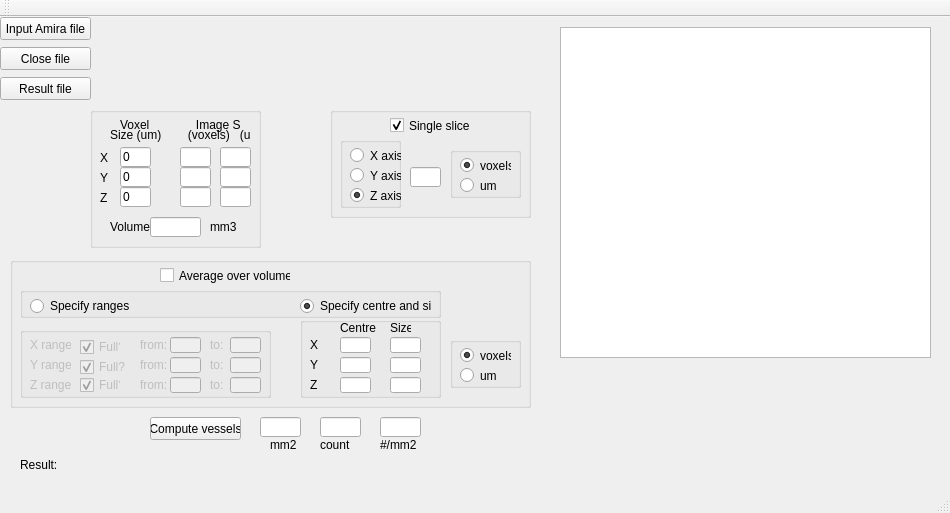
Before: the Qt Designer form Qt/Quantifier/mainwindow.ui in gibbogle/vessel-tools, drawn with Qt 5.
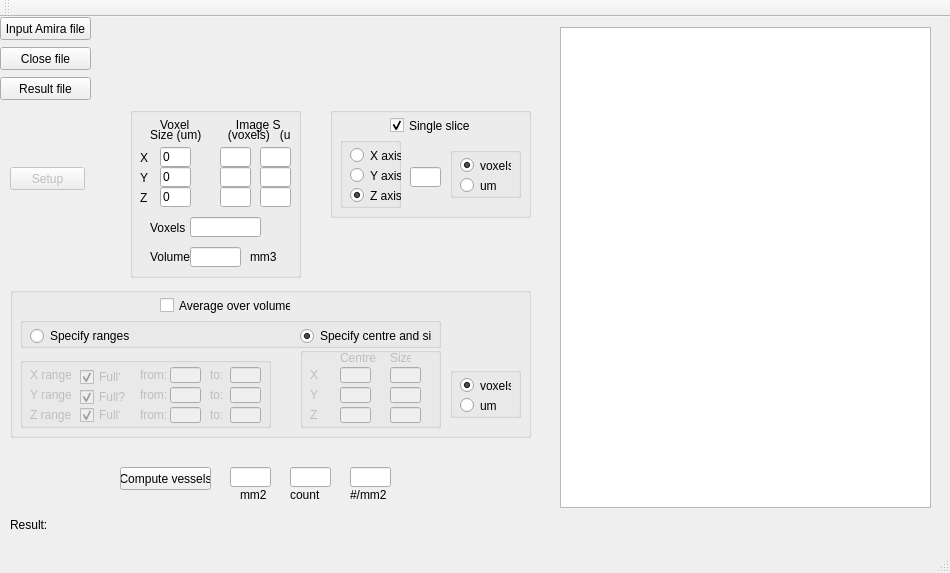
After: the same form once the commit is applied.

The edit to the form file:
```diff
--- a/Qt/Quantifier/mainwindow.ui
+++ b/Qt/Quantifier/mainwindow.ui
@@ -7,7 +7,7 @@
     <x>0</x>
     <y>0</y>
     <width>950</width>
-    <height>513</height>
+    <height>573</height>
    </rect>
   </property>
   <property name="windowTitle">
@@ -43,8 +43,8 @@
    <widget class="QLabel" name="label">
     <property name="geometry">
      <rect>
-      <x>20</x>
-      <y>440</y>
+      <x>10</x>
+      <y>500</y>
       <width>41</width>
       <height>16</height>
      </rect>
@@ -56,9 +56,9 @@
    <widget class="QLabel" name="labelResult">
     <property name="geometry">
      <rect>
-      <x>60</x>
-      <y>440</y>
-      <width>491</width>
+      <x>50</x>
+      <y>500</y>
+      <width>881</width>
       <height>16</height>
      </rect>
     </property>
@@ -72,7 +72,7 @@
       <x>560</x>
       <y>10</y>
       <width>371</width>
-      <height>331</height>
+      <height>481</height>
      </rect>
     </property>
    </widget>
@@ -270,10 +270,10 @@
    <widget class="QGroupBox" name="groupBox_voxel">
     <property name="geometry">
      <rect>
-      <x>90</x>
+      <x>130</x>
       <y>90</y>
       <width>171</width>
-      <height>141</height>
+      <height>171</height>
      </rect>
     </property>
     <property name="title">
@@ -465,7 +465,7 @@
      <property name="geometry">
       <rect>
        <x>60</x>
-       <y>110</y>
+       <y>140</y>
        <width>51</width>
        <height>20</height>
       </rect>
@@ -481,7 +481,7 @@
      <property name="geometry">
       <rect>
        <x>120</x>
-       <y>110</y>
+       <y>140</y>
        <width>31</width>
        <height>20</height>
       </rect>
@@ -494,7 +494,7 @@
      <property name="geometry">
       <rect>
        <x>20</x>
-       <y>110</y>
+       <y>140</y>
        <width>41</width>
        <height>20</height>
       </rect>
@@ -503,12 +503,38 @@
       <string>Volume</string>
      </property>
     </widget>
+    <widget class="QLineEdit" name="lineEdit_ntvoxels">
+     <property name="geometry">
+      <rect>
+       <x>60</x>
+       <y>110</y>
+       <width>71</width>
+       <height>20</height>
+      </rect>
+     </property>
+     <property name="readOnly">
+      <bool>true</bool>
+     </property>
+    </widget>
+    <widget class="QLabel" name="label_ntvoxels">
+     <property name="geometry">
+      <rect>
+       <x>20</x>
+       <y>110</y>
+       <width>41</width>
+       <height>21</height>
+      </rect>
+     </property>
+     <property name="text">
+      <string>Voxels</string>
+     </property>
+    </widget>
    </widget>
    <widget class="QGroupBox" name="groupBoxRanges">
     <property name="geometry">
      <rect>
       <x>10</x>
-      <y>240</y>
+      <y>270</y>
       <width>521</width>
       <height>151</height>
      </rect>
@@ -559,6 +585,9 @@
      </widget>
     </widget>
     <widget class="QGroupBox" name="groupBox_centre">
+     <property name="enabled">
+      <bool>false</bool>
+     </property>
      <property name="geometry">
       <rect>
        <x>290</x>
@@ -1041,8 +1070,8 @@
    <widget class="QPushButton" name="pushButton_vessels">
     <property name="geometry">
      <rect>
-      <x>150</x>
-      <y>400</y>
+      <x>120</x>
+      <y>450</y>
       <width>91</width>
       <height>23</height>
      </rect>
@@ -1054,8 +1083,8 @@
    <widget class="QLineEdit" name="lineEdit_density">
     <property name="geometry">
      <rect>
-      <x>380</x>
-      <y>400</y>
+      <x>350</x>
+      <y>450</y>
       <width>41</width>
       <height>20</height>
      </rect>
@@ -1067,8 +1096,8 @@
    <widget class="QLineEdit" name="lineEdit_count">
     <property name="geometry">
      <rect>
-      <x>320</x>
-      <y>400</y>
+      <x>290</x>
+      <y>450</y>
       <width>41</width>
       <height>20</height>
      </rect>
@@ -1080,8 +1109,8 @@
    <widget class="QLineEdit" name="lineEdit_area">
     <property name="geometry">
      <rect>
-      <x>260</x>
-      <y>400</y>
+      <x>230</x>
+      <y>450</y>
       <width>41</width>
       <height>20</height>
      </rect>
@@ -1093,8 +1122,8 @@
    <widget class="QLabel" name="label_density">
     <property name="geometry">
      <rect>
-      <x>380</x>
-      <y>420</y>
+      <x>350</x>
+      <y>470</y>
       <width>41</width>
       <height>16</height>
      </rect>
@@ -1106,8 +1135,8 @@
    <widget class="QLabel" name="label_unitsarea">
     <property name="geometry">
      <rect>
-      <x>270</x>
-      <y>420</y>
+      <x>240</x>
+      <y>470</y>
       <width>31</width>
       <height>16</height>
      </rect>
@@ -1119,8 +1148,8 @@
    <widget class="QLabel" name="label_number">
     <property name="geometry">
      <rect>
-      <x>320</x>
-      <y>420</y>
+      <x>290</x>
+      <y>470</y>
       <width>31</width>
       <height>16</height>
      </rect>
@@ -1129,6 +1158,22 @@
      <string>count</string>
     </property>
    </widget>
+   <widget class="QPushButton" name="pushButton_setup">
+    <property name="enabled">
+     <bool>false</bool>
+    </property>
+    <property name="geometry">
+     <rect>
+      <x>10</x>
+      <y>150</y>
+      <width>75</width>
+      <height>23</height>
+     </rect>
+    </property>
+    <property name="text">
+     <string>Setup</string>
+    </property>
+   </widget>
   </widget>
   <widget class="QMenuBar" name="menuBar">
    <property name="geometry">
```
Left out of the diff: 110 changed lines with no effect on the pictures.
